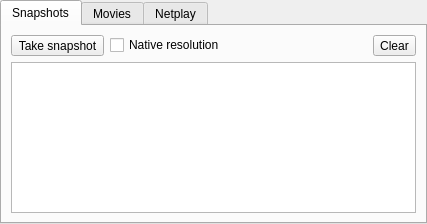
Qt form embedderopt.ui (qmc2/qmc2-mame-fe) before a commit.
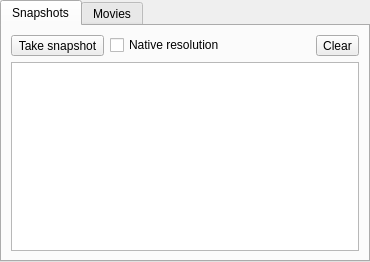
The same form after that commit. Icons and pictures are not drawn.

Diff of the .ui file:
```diff
--- a/embedderopt.ui
+++ b/embedderopt.ui
@@ -6,8 +6,8 @@
    <rect>
     <x>0</x>
     <y>0</y>
-    <width>427</width>
-    <height>224</height>
+    <width>370</width>
+    <height>262</height>
    </rect>
   </property>
   <property name="windowTitle">
@@ -127,15 +127,6 @@
        <string>Movies</string>
       </attribute>
      </widget>
-     <widget class="QWidget" name="tabNetplay">
-      <attribute name="icon">
-       <iconset resource="qmc2.qrc">
-        <normaloff>:/data/img/world.png</normaloff>:/data/img/world.png</iconset>
-      </attribute>
-      <attribute name="title">
-       <string>Netplay</string>
-      </attribute>
-     </widget>
     </widget>
    </item>
   </layout>
```
Left out of the diff: 5 changed lines with no effect on the pictures.
